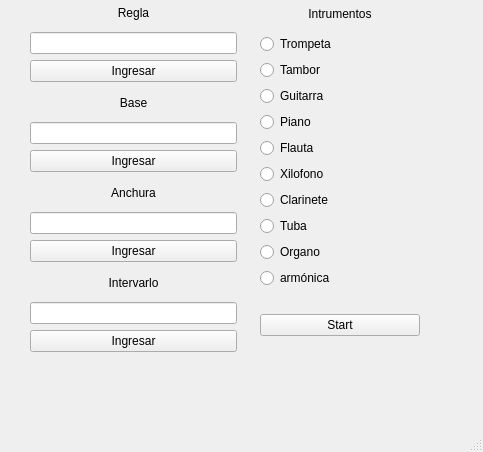
Above: Automata.ui from Python-projects-UCaldas/AutomataCelular before the change. Below: the same form after it.
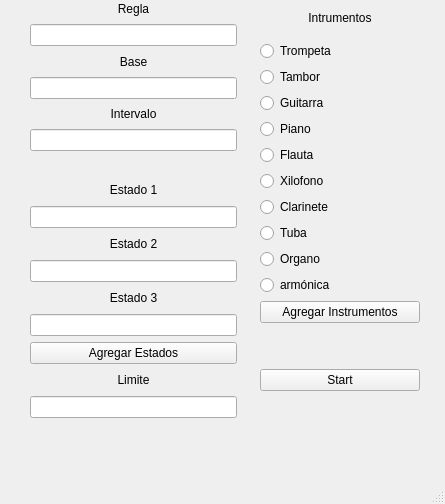
That is the form after the change.

The edit to the form file:
```diff
--- a/Automata.ui
+++ b/Automata.ui
@@ -6,8 +6,8 @@
    <rect>
     <x>0</x>
     <y>0</y>
-    <width>483</width>
-    <height>452</height>
+    <width>445</width>
+    <height>504</height>
    </rect>
   </property>
   <property name="windowTitle">
@@ -20,17 +20,10 @@
       <x>30</x>
       <y>0</y>
       <width>207</width>
-      <height>82</height>
+      <height>151</height>
      </rect>
     </property>
     <layout class="QGridLayout" name="gridLayout">
-     <item row="2" column="0">
-      <widget class="QPushButton" name="ruleButton">
-       <property name="text">
-        <string>Ingresar</string>
-       </property>
-      </widget>
-     </item>
      <item row="1" column="0">
       <widget class="QLineEdit" name="inputRule"/>
      </item>
@@ -44,29 +37,20 @@
        </property>
       </widget>
      </item>
-    </layout>
-   </widget>
-   <widget class="QWidget" name="gridLayoutWidget_2">
-    <property name="geometry">
-     <rect>
-      <x>30</x>
-      <y>90</y>
-      <width>207</width>
-      <height>82</height>
-     </rect>
-    </property>
-    <layout class="QGridLayout" name="gridLayout_2">
-     <item row="2" column="0">
-      <widget class="QPushButton" name="baseButton">
-       <property name="text">
-        <string>Ingresar</string>
-       </property>
-      </widget>
-     </item>
-     <item row="1" column="0">
+     <item row="3" column="0">
       <widget class="QLineEdit" name="inputBase"/>
      </item>
-     <item row="0" column="0">
+     <item row="4" column="0">
+      <widget class="QLabel" name="label_3">
+       <property name="text">
+        <string>Intervalo</string>
+       </property>
+       <property name="alignment">
+        <set>Qt::AlignCenter</set>
+       </property>
+      </widget>
+     </item>
+     <item row="2" column="0">
       <widget class="QLabel" name="label_2">
        <property name="text">
         <string>Base</string>
@@ -76,6 +60,9 @@
        </property>
       </widget>
      </item>
+     <item row="5" column="0">
+      <widget class="QLineEdit" name="interval"/>
+     </item>
     </layout>
    </widget>
    <widget class="QWidget" name="gridLayoutWidget_3">
@@ -84,30 +71,69 @@
       <x>30</x>
       <y>180</y>
       <width>207</width>
-      <height>82</height>
+      <height>238</height>
      </rect>
     </property>
     <layout class="QGridLayout" name="gridLayout_3">
+     <item row="7" column="0">
+      <widget class="QLabel" name="label_7">
+       <property name="text">
+        <string>Limite</string>
+       </property>
+       <property name="alignment">
+        <set>Qt::AlignCenter</set>
+       </property>
+      </widget>
+     </item>
+     <item row="8" column="0">
+      <widget class="QLineEdit" name="limit"/>
+     </item>
      <item row="2" column="0">
-      <widget class="QPushButton" name="widthButton">
+      <widget class="QLabel" name="label_5">
        <property name="text">
-        <string>Ingresar</string>
+        <string>Estado 2</string>
        </property>
+       <property name="alignment">
+        <set>Qt::AlignCenter</set>
+       </property>
       </widget>
      </item>
-     <item row="1" column="0">
-      <widget class="QLineEdit" name="inputWidth"/>
+     <item row="3" column="0">
+      <widget class="QLineEdit" name="state2"/>
+     </item>
+     <item row="4" column="0">
+      <widget class="QLabel" name="label_6">
+       <property name="text">
+        <string>Estado 3</string>
+       </property>
+       <property name="alignment">
+        <set>Qt::AlignCenter</set>
+       </property>
+      </widget>
+     </item>
+     <item row="5" column="0">
+      <widget class="QLineEdit" name="state3"/>
      </item>
      <item row="0" column="0">
-      <widget class="QLabel" name="label_3">
+      <widget class="QLabel" name="label_4">
        <property name="text">
-        <string>Anchura</string>
+        <string>Estado 1</string>
        </property>
        <property name="alignment">
         <set>Qt::AlignCenter</set>
        </property>
       </widget>
      </item>
+     <item row="1" column="0">
+      <widget class="QLineEdit" name="state1"/>
+     </item>
+     <item row="6" column="0">
+      <widget class="QPushButton" name="addState">
+       <property name="text">
+        <string>Agregar Estados</string>
+       </property>
+      </widget>
+     </item>
     </layout>
    </widget>
    <widget class="QWidget" name="verticalLayoutWidget">
@@ -116,7 +142,7 @@
       <x>260</x>
       <y>0</y>
       <width>160</width>
-      <height>288</height>
+      <height>323</height>
      </rect>
     </property>
     <layout class="QVBoxLayout" name="verticalLayout">
@@ -135,6 +161,12 @@
        <property name="text">
         <string>Trompeta</string>
        </property>
+       <property name="checked">
+        <bool>false</bool>
+       </property>
+       <property name="autoExclusive">
+        <bool>false</bool>
+       </property>
       </widget>
      </item>
      <item>
@@ -142,6 +174,12 @@
        <property name="text">
         <string>Tambor</string>
        </property>
+       <property name="checked">
+        <bool>false</bool>
+       </property>
+       <property name="autoExclusive">
+        <bool>false</bool>
+       </property>
       </widget>
      </item>
      <item>
@@ -198,37 +236,15 @@
        <property name="text">
         <string>armónica</string>
        </property>
-      </widget>
-     </item>
-    </layout>
-   </widget>
-   <widget class="QWidget" name="gridLayoutWidget_4">
-    <property name="geometry">
-     <rect>
-      <x>30</x>
-      <y>270</y>
-      <width>207</width>
-      <height>82</height>
-     </rect>
-    </property>
-    <layout class="QGridLayout" name="gridLayout_4">
-     <item row="2" column="0">
-      <widget class="QPushButton" name="intervalButton">
-       <property name="text">
-        <string>Ingresar</string>
+       <property name="autoExclusive">
+        <bool>false</bool>
        </property>
       </widget>
      </item>
-     <item row="1" column="0">
-      <widget class="QLineEdit" name="inputInterval"/>
-     </item>
-     <item row="0" column="0">
-      <widget class="QLabel" name="label_5">
+     <item>
+      <widget class="QPushButton" name="addInstruments">
        <property name="text">
-        <string>Intervarlo</string>
-       </property>
-       <property name="alignment">
-        <set>Qt::AlignCenter</set>
+        <string>Agregar Instrumentos</string>
        </property>
       </widget>
      </item>
@@ -238,9 +254,9 @@
     <property name="geometry">
      <rect>
       <x>260</x>
-      <y>300</y>
+      <y>350</y>
       <width>160</width>
-      <height>51</height>
+      <height>61</height>
      </rect>
     </property>
     <layout class="QVBoxLayout" name="verticalLayout_2">
```
Left out of the diff: 23 changed lines with no effect on the pictures.
